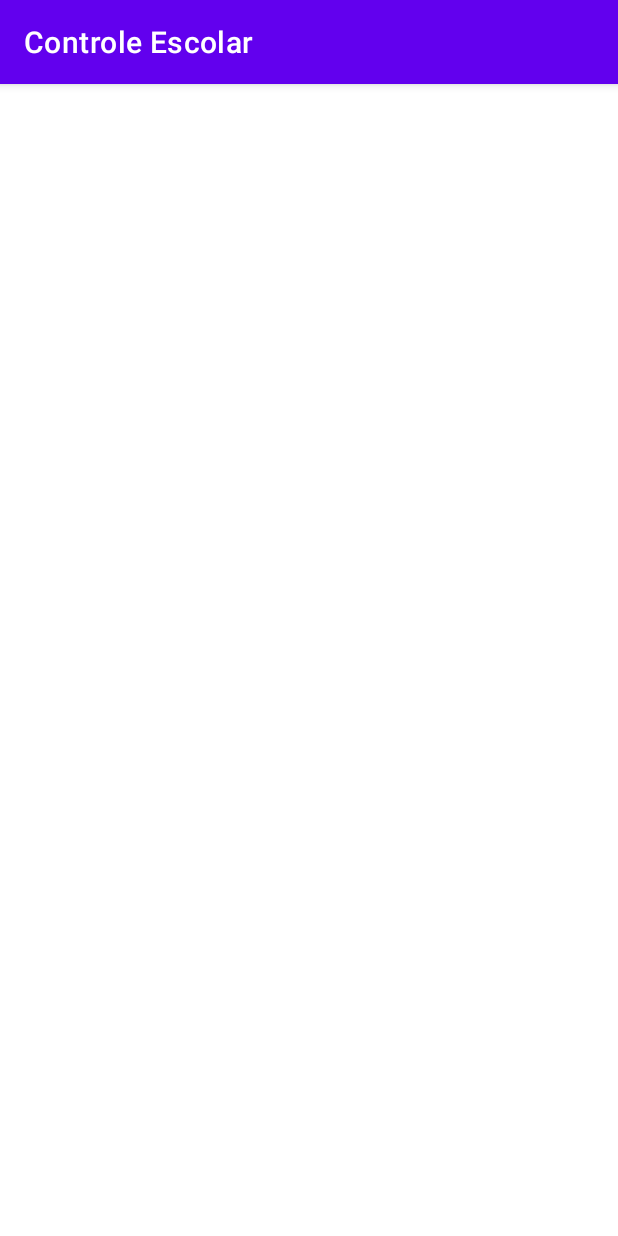
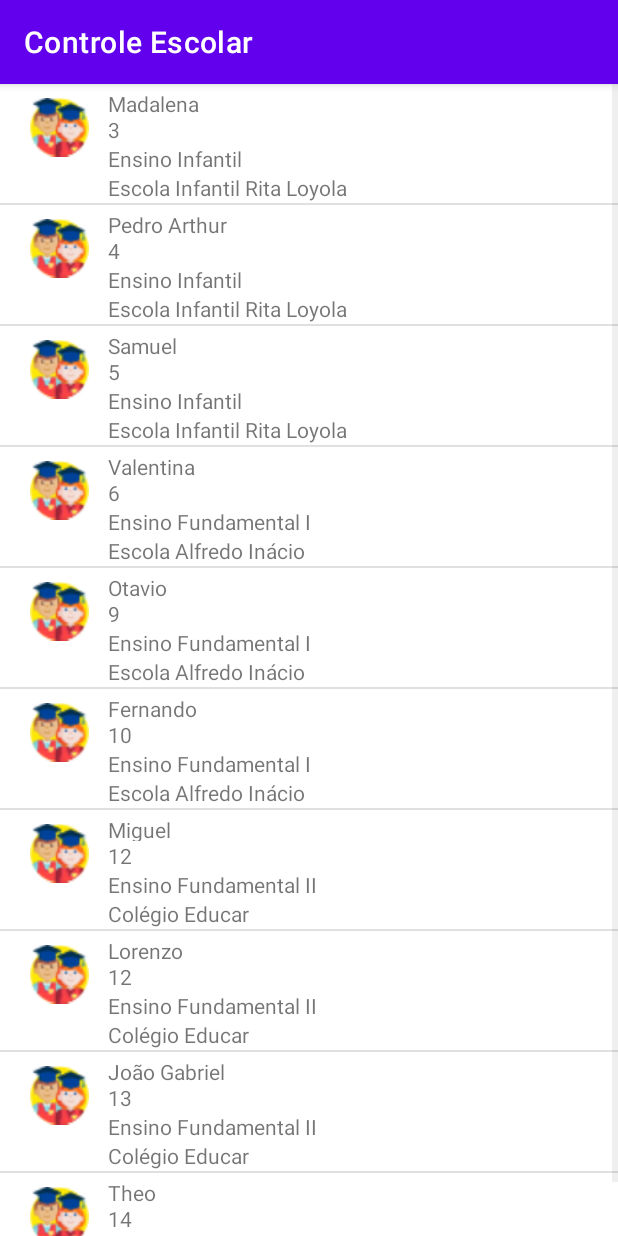
Before and after one commit to danielapandrade/controleEscolarUTFPR, an Android app: the DependentesCadastradosActivity screen opened directly, with no data from a screen before it, on a phone screen of 412 x 824 dp. Run offline under Robolectric (Android 15) with nearby library versions, the phone set to English and light mode, and no system bars.

Commit message:
finalizando atividade 3

```diff
--- /dev/null
+++ b/app/src/main/java/br/edu/utfpr/CustomAdapter.java
@@ -0,0 +1,66 @@
+package br.edu.utfpr;
+
+import android.content.Context;
+import android.view.LayoutInflater;
+import android.view.View;
+import android.view.ViewGroup;
+import android.widget.BaseAdapter;
+import android.widget.ImageView;
+import android.widget.TextView;
+
+import java.util.ArrayList;
+
+public class CustomAdapter extends BaseAdapter {
+
+    Context context;
+    ArrayList<Dependente> listaDependente;
+    LayoutInflater layoutInflater;
+    Dependente dependente;
+
+    @Override
+    public int getCount() {
+        return listaDependente.size();
+    }
+
+    @Override
+    public Object getItem(int i) {
+        return listaDependente.get(i);
+    }
+
+    @Override
+    public long getItemId(int i) {
+        return 0;
+    }
+
+    public CustomAdapter(Context context, ArrayList<Dependente> dependentes) {
+        this.context = context;
+        this.listaDependente = dependentes;
+        layoutInflater = (LayoutInflater) context.getSystemService(Context.LAYOUT_INFLATER_SERVICE);
+    }
+
+    @Override
+    public View getView(int posicao, View view, ViewGroup viewGroup) {
+
+        View dependentesCadastradosView = view;
+        if (dependentesCadastradosView == null) {
+            dependentesCadastradosView = layoutInflater.inflate(R.layout.layout_dependentes_cadastrados, null, true);
+        }
+
+        ImageView iconeImagem = dependentesCadastradosView.findViewById(R.id.imageView);
+        TextView nome = dependentesCadastradosView.findViewById(R.id.textViewDependenteCadastrado);
+        TextView escola = dependentesCadastradosView.findViewById(R.id.textViewEscolaDependenteCadastrado);
+        TextView idade = dependentesCadastradosView.findViewById(R.id.textViewIdadeDependenteCadastrado);
+        TextView serie = dependentesCadastradosView.findViewById(R.id.textViewSerieDependenteCadastrado);
+
+        dependente = listaDependente.get(posicao);
+
+        iconeImagem.setImageResource(dependente.getImagem());
+        nome.setText(dependente.getNome());
+        escola.setText(dependente.getEscola());
+        idade.setText(Integer.toString(dependente.getIdade()));
+        serie.setText(dependente.getSerie());
+
+
+        return dependentesCadastradosView;
+    }
+}
--- a/app/src/main/java/br/edu/utfpr/Dependente.java
+++ b/app/src/main/java/br/edu/utfpr/Dependente.java
@@ -6,6 +6,16 @@ public class Dependente {
     private String escola;
     private int idade;
     private String serie;
+
+    private int imagem;
+
+    public int getImagem() {
+        return imagem;
+    }
+
+    public void setImagem(int imagem) {
+        this.imagem = imagem;
+    }
 
     public String getNome() {
         return nome;
--- a/app/src/main/java/br/edu/utfpr/DependentesCadastradosActivity.java
+++ b/app/src/main/java/br/edu/utfpr/DependentesCadastradosActivity.java
@@ -1,17 +1,65 @@
 package br.edu.utfpr;
+
+import android.content.Context;
+import android.os.Bundle;
+import android.view.View;
+import android.widget.AdapterView;
+import android.widget.ListView;
+import android.widget.Toast;
 
 import androidx.appcompat.app.AppCompatActivity;
 
-import android.os.Bundle;
-import android.widget.ListView;
+import java.util.ArrayList;
 
 public class DependentesCadastradosActivity extends AppCompatActivity {
 
-    private ListView listaDependentes;
+    private ListView viewDependentes;
+    Context context;
+    ArrayList<Dependente> listaDependente;
+    CustomAdapter customAdapter;
+    Dependente dependente;
+
     @Override
     protected void onCreate(Bundle savedInstanceState) {
         super.onCreate(savedInstanceState);
         setContentView(R.layout.activity_dependentes_cadastrados);
-        listaDependentes = findViewById(R.id.listViewDependentes);
+
+
+        context=this;
+        viewDependentes = findViewById(R.id.listViewDependentes);
+        listaDependente = new ArrayList<Dependente>();
+        popularListaDependente();
+
+        customAdapter = new CustomAdapter(context,listaDependente);
+        viewDependentes.setAdapter(customAdapter);
+
+
+
+        viewDependentes.setOnItemClickListener(new AdapterView.OnItemClickListener() {
+            @Override
+            public void onItemClick(AdapterView<?> adapterView, View view, int position, long l) {
+                Toast.makeText(context,listaDependente.get(position).getNome(),Toast.LENGTH_SHORT).show();
+            }
+        });
+    }
+
+
+    public void popularListaDependente(){
+        String[] nomes = getResources().getStringArray(R.array.nomes);
+        String[] escolas = getResources().getStringArray(R.array.escolas);
+        int[] idades = getResources().getIntArray(R.array.idades);
+        String[] series = getResources().getStringArray(R.array.series);
+
+        for(int i = 0; i<nomes.length; i++){
+            dependente = new Dependente();
+            dependente.setNome(nomes[i]);
+            dependente.setEscola(escolas[i]);
+            dependente.setIdade(idades[i]);
+            dependente.setSerie(series[i]);
+            dependente.setImagem(R.drawable.child);
+            listaDependente.add(dependente);
+        }
+
+
     }
 }
--- a/app/src/main/java/br/edu/utfpr/MainActivity.java
+++ b/app/src/main/java/br/edu/utfpr/MainActivity.java
@@ -1,15 +1,17 @@
 package br.edu.utfpr;
-
-import androidx.appcompat.app.AppCompatActivity;
 
 import android.content.Intent;
 import android.os.Bundle;
 import android.widget.ImageButton;
 
+import androidx.appcompat.app.AppCompatActivity;
+
 public class MainActivity extends AppCompatActivity {
     private ImageButton cadastroDependente;
 
     private ImageButton cadastroEvento;
+
+    private ImageButton dependenteCadastrado;
 
     @Override
     protected void onCreate(Bundle savedInstanceState) {
@@ -22,6 +24,10 @@ public class MainActivity extends AppCompatActivity {
         cadastroEvento = findViewById(R.id.imageButtonCadastrarEvento);
         cadastroEvento.setOnClickListener(v->abrirCadastroEvento());
 
+       dependenteCadastrado = findViewById(R.id.imageButtonDependenteCadastrado);
+       dependenteCadastrado.setOnClickListener(v->abrirDependentesCadastrados());
+
+
     }
 
     public void abrirCadastroDependente(){
@@ -33,4 +39,9 @@ public class MainActivity extends AppCompatActivity {
         Intent intent = new Intent(this, CadastroEventoActivity.class);
         startActivity(intent);
     }
+
+    public void abrirDependentesCadastrados (){
+        Intent intent = new Intent(this, DependentesCadastradosActivity.class);
+        startActivity(intent);
+    }
 }
--- a/app/src/main/res/layout/activity_main.xml
+++ b/app/src/main/res/layout/activity_main.xml
@@ -66,7 +66,7 @@
         app:layout_constraintVertical_bias="0.0" />
 
     <ImageButton
-        android:id="@+id/imageButton"
+        android:id="@+id/imageButtonDependenteCadastrado"
         android:layout_width="66dp"
         android:layout_height="67dp"
         android:background="#00FFFFFF"
--- a/app/src/main/res/layout/layout_dependentes_cadastrados.xml
+++ b/app/src/main/res/layout/layout_dependentes_cadastrados.xml
@@ -7,52 +7,51 @@
 
     <TextView
         android:id="@+id/textViewDependenteCadastrado"
-        android:layout_width="wrap_content"
-        android:layout_height="wrap_content"
-        android:text="TextView"
-        app:layout_constraintBottom_toBottomOf="@+id/textViewEscolaDependenteCadastrado"
+        android:layout_width="281dp"
+        android:layout_height="17dp"
+        android:text="@string/dependenteCadastrado"
+        app:layout_constraintBottom_toBottomOf="parent"
         app:layout_constraintEnd_toEndOf="parent"
-        app:layout_constraintHorizontal_bias="0.362"
+        app:layout_constraintHorizontal_bias="0.551"
         app:layout_constraintStart_toStartOf="parent"
-        app:layout_constraintTop_toTopOf="@+id/textViewEscolaDependenteCadastrado"
-        app:layout_constraintVertical_bias="1.0" />
+        app:layout_constraintTop_toTopOf="parent"
+        app:layout_constraintVertical_bias="0.050000012" />
 
     <TextView
         android:id="@+id/textViewEscolaDependenteCadastrado"
-        android:layout_width="wrap_content"
-        android:layout_height="wrap_content"
-        android:layout_marginTop="16dp"
-        android:layout_marginBottom="5dp"
-        android:text="TextView"
-        app:layout_constraintBottom_toTopOf="@+id/textViewSerieDependenteCadastrado"
-        app:layout_constraintEnd_toEndOf="parent"
-        app:layout_constraintHorizontal_bias="0.72"
-        app:layout_constraintStart_toStartOf="parent"
-        app:layout_constraintTop_toTopOf="parent" />
+        android:layout_width="281dp"
+        android:layout_height="20dp"
+        android:text="@string/escola"
+        app:layout_constraintBottom_toBottomOf="parent"
+        app:layout_constraintEnd_toEndOf="@+id/textViewSerieDependenteCadastrado"
+        app:layout_constraintHorizontal_bias="0.0"
+        app:layout_constraintStart_toStartOf="@+id/textViewSerieDependenteCadastrado"
+        app:layout_constraintTop_toBottomOf="@+id/textViewSerieDependenteCadastrado"
+        app:layout_constraintVertical_bias="0.0" />
 
     <TextView
         android:id="@+id/textViewIdadeDependenteCadastrado"
         android:layout_width="wrap_content"
         android:layout_height="wrap_content"
-        android:text="TextView"
+        android:inputType="number"
+        android:text="@string/idade"
         app:layout_constraintBottom_toBottomOf="parent"
-        app:layout_constraintEnd_toEndOf="parent"
-        app:layout_constraintHorizontal_bias="0.362"
-        app:layout_constraintStart_toStartOf="parent"
-        app:layout_constraintTop_toBottomOf="@+id/textViewEscolaDependenteCadastrado"
+        app:layout_constraintEnd_toEndOf="@+id/textViewDependenteCadastrado"
+        app:layout_constraintHorizontal_bias="0.0"
+        app:layout_constraintStart_toStartOf="@+id/textViewDependenteCadastrado"
+        app:layout_constraintTop_toBottomOf="@+id/textViewDependenteCadastrado"
         app:layout_constraintVertical_bias="0.0" />
 
     <TextView
         android:id="@+id/textViewSerieDependenteCadastrado"
-        android:layout_width="wrap_content"
-        android:layout_height="wrap_content"
-        android:layout_marginTop="4dp"
-        android:text="TextView"
-        app:layout_constraintBottom_toBottomOf="@+id/textViewIdadeDependenteCadastrado"
-        app:layout_constraintEnd_toEndOf="@+id/textViewEscolaDependenteCadastrado"
+        android:layout_width="282dp"
+        android:layout_height="19dp"
+        android:text="@string/serie"
+        app:layout_constraintBottom_toBottomOf="parent"
+        app:layout_constraintEnd_toEndOf="@+id/textViewIdadeDependenteCadastrado"
         app:layout_constraintHorizontal_bias="0.0"
-        app:layout_constraintStart_toStartOf="@+id/textViewEscolaDependenteCadastrado"
-        app:layout_constraintTop_toBottomOf="@+id/textViewEscolaDependenteCadastrado"
+        app:layout_constraintStart_toStartOf="@+id/textViewIdadeDependenteCadastrado"
+        app:layout_constraintTop_toBottomOf="@+id/textViewIdadeDependenteCadastrado"
         app:layout_constraintVertical_bias="0.0" />
 
     <ImageView
@@ -60,12 +59,12 @@
         android:layout_width="39dp"
         android:layout_height="48dp"
         android:background="#00FFFFFF"
-        app:layout_constraintBottom_toBottomOf="@+id/textViewIdadeDependenteCadastrado"
-        app:layout_constraintEnd_toStartOf="@+id/textViewDependenteCadastrado"
-        app:layout_constraintHorizontal_bias="0.489"
+        app:layout_constraintBottom_toBottomOf="parent"
+        app:layout_constraintEnd_toStartOf="@+id/textViewSerieDependenteCadastrado"
+        app:layout_constraintHorizontal_bias="0.619"
         app:layout_constraintStart_toStartOf="parent"
         app:layout_constraintTop_toTopOf="@+id/textViewDependenteCadastrado"
-        app:layout_constraintVertical_bias="1.0"
+        app:layout_constraintVertical_bias="0.050000012"
         tools:srcCompat="@drawable/child" />
 
 </androidx.constraintlayout.widget.ConstraintLayout>
--- /dev/null
+++ b/app/src/main/res/values/array.xml
@@ -0,0 +1,58 @@
+<?xml version="1.0" encoding="utf-8"?>
+<resources>
+
+    <string-array name="nomes">
+        <item>@string/madalena</item>
+        <item>@string/pedro</item>
+        <item>@string/samuel</item>
+        <item>@string/valentina</item>
+        <item>@string/otavio</item>
+        <item>@string/fernando</item>
+        <item>@string/miguel</item>
+        <item>@string/lorenzo</item>
+        <item>@string/joaoGabriel</item>
+        <item>@string/theo</item>
+    </string-array>
+
+    <integer-array name="idades">
+        <item>3</item>
+        <item>4</item>
+        <item>5</item>
+        <item>6</item>
+        <item>9</item>
+        <item>10</item>
+        <item>12</item>
+        <item>12</item>
+        <item>13</item>
+        <item>14</item>
+        <item>15</item>
+    </integer-array>
+
+    <string-array name="escolas">
+        <item>Escola Infantil Rita Loyola</item>
+        <item>Escola Infantil Rita Loyola</item>
+        <item>Escola Infantil Rita Loyola</item>
+        <item>Escola Alfredo Inácio</item>
+        <item>Escola Alfredo Inácio</item>
+        <item>Escola Alfredo Inácio</item>
+        <item>Colégio Educar</item>
+        <item>Colégio Educar</item>
+        <item>Colégio Educar</item>
+        <item>Colégio Educar</item>
+    </string-array>
+
+    <string-array name="series">
+        <item>@string/ensinoInfantil</item>
+        <item>@string/ensinoInfantil</item>
+        <item>@string/ensinoInfantil</item>
+        <item>@string/ensinoFundamental1</item>
+        <item>@string/ensinoFundamental1</item>
+        <item>@string/ensinoFundamental1</item>
+        <item>@string/ensinoFundamental2</item>
+        <item>@string/ensinoFundamental2</item>
+        <item>@string/ensinoFundamental2</item>
+        <item>@string/ensinoFundamental2</item>
+        <item>@string/ensinoMedio</item>
+    </string-array>
+
+</resources>
--- a/app/src/main/res/values/strings.xml
+++ b/app/src/main/res/values/strings.xml
@@ -36,4 +36,21 @@
         <item>Outro</item>
     </string-array>
 
+    <string name="samuel">Samuel</string>
+    <string name="joaoGabriel">João Gabriel</string>
+    <string name="valentina">Valentina</string>
+    <string name="pedro">Pedro Arthur</string>
+    <string name="otavio">Otavio</string>
+    <string name="fernando">Fernando</string>
+    <string name="miguel">Miguel</string>
+    <string name="lorenzo">Lorenzo</string>
+    <string name="theo">Theo</string>
+    <string name="madalena">Madalena</string>
+    <string name="dependenteCadastrado">Dependente Cadastrado</string>
+    <string name="escolaDependenteCadastrado" />
+    <string name="escola">escola</string>
+    <string name="idade"> idade</string>
+    <string name="serie">Série</string>
+
+
 </resources>
```
